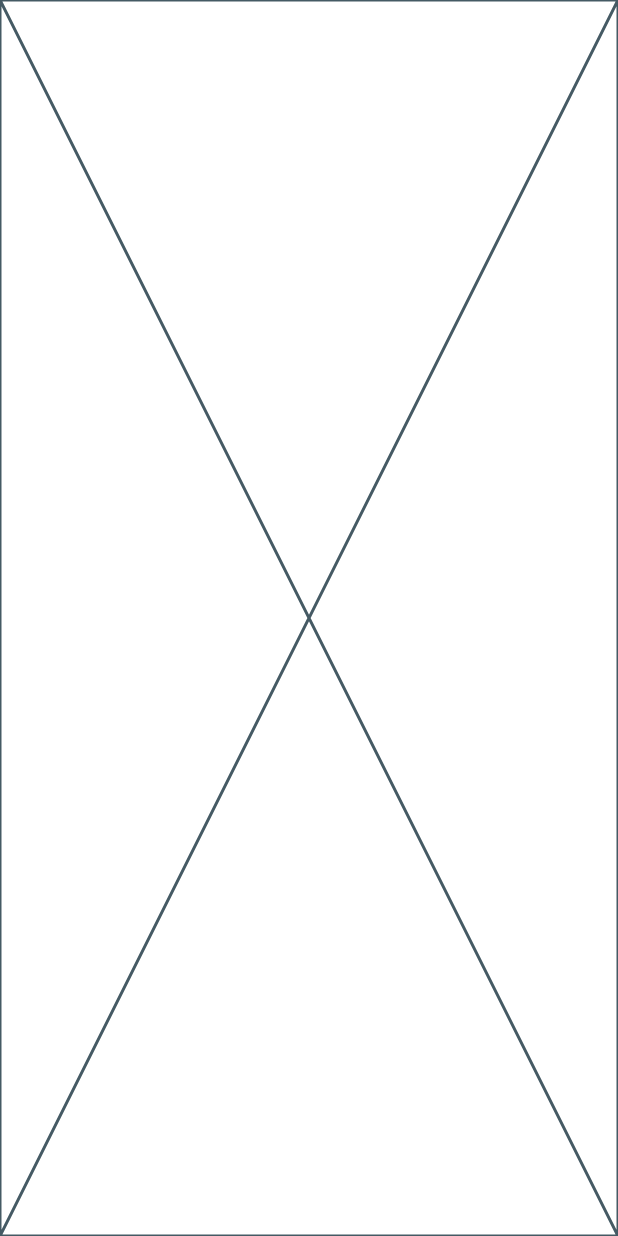
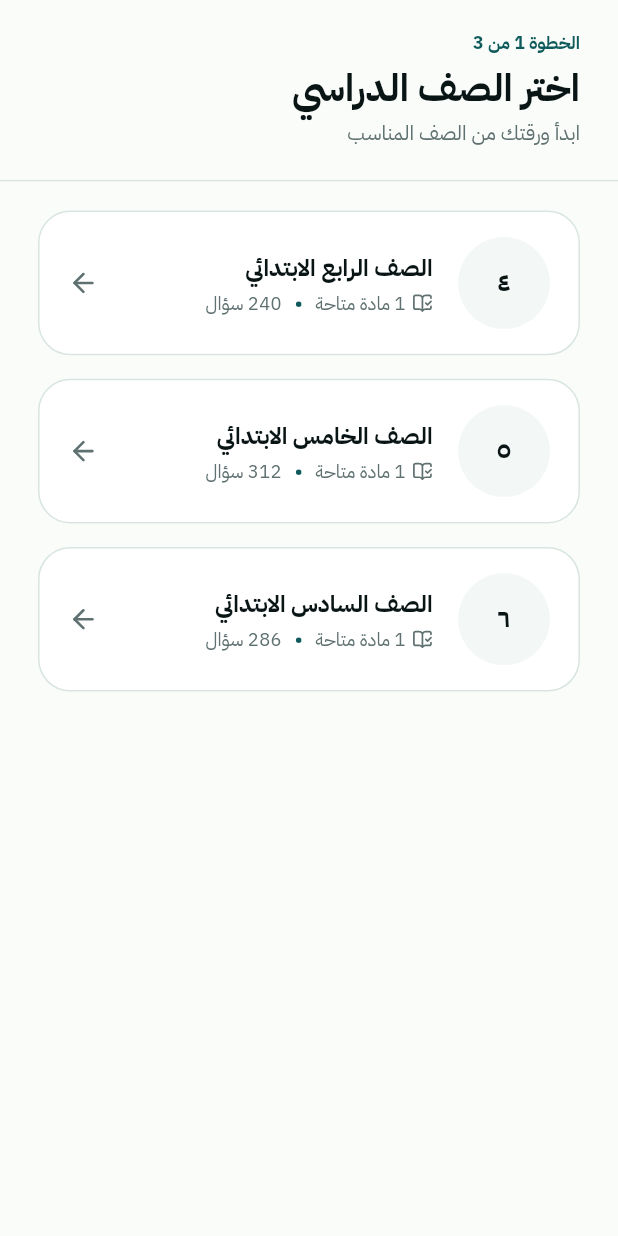
Before and after one commit to Marwan28/waraqty, a Flutter app: the screen it shows after launch, after a tap on "تخطي", on a phone screen of 412 x 824 dp. Run offline on Flutter 3.47's test engine with Material 3 defaults, Android fonts, the light colour scheme and no system bars; our stand-ins replace bloc, equatable, flutter_bloc, flutter_screenutil, go_router, lucide_icons_flutter and 2 more.

Commit message:
implement grade selection screen and widgets

```diff
--- a/lib/core/constants/app_strings.dart
+++ b/lib/core/constants/app_strings.dart
@@ -21,10 +21,9 @@ class AppStrings {
 }
 
 class GradeSelectionStrings {
-  static const String step1Of3 = 'الخطوة ١ من ٣';
-  static const String selectGradeTitle = 'اختار الصف الدراسي';
-  static const String selectGradeSubtitle =
-      'حدد الصف اللي هتجهز له الملزمة أو الامتحان';
+  static const String step1Of3 = 'الخطوة 1 من 3';
+  static const String selectGradeTitle = 'اختر الصف الدراسي';
+  static const String selectGradeSubtitle = 'ابدأ ورقتك من الصف المناسب';
   static const String gradeFourTitle = 'الصف الرابع الابتدائي';
   static const String gradeFiveTitle = 'الصف الخامس الابتدائي';
   static const String gradeSixTitle = 'الصف السادس الابتدائي';
--- a/lib/features/paper_setup/presentation/cubit/paper_setup_cubit.dart
+++ b/lib/features/paper_setup/presentation/cubit/paper_setup_cubit.dart
@@ -16,7 +16,7 @@ class PaperSetupCubit extends Cubit<PaperSetupState> {
       title: GradeSelectionStrings.gradeFourTitle,
       subtitle: GradeSelectionStrings.socialStudiesOnly,
       gradeLevel: GradeSelectionStrings.gradeFourNumber,
-      questionsCount: 200,
+      questionsCount: 240,
       subjectsCount: 1,
     ),
     GradeEntity(
@@ -24,7 +24,7 @@ class PaperSetupCubit extends Cubit<PaperSetupState> {
       title: GradeSelectionStrings.gradeFiveTitle,
       subtitle: GradeSelectionStrings.socialStudiesOnly,
       gradeLevel: GradeSelectionStrings.gradeFiveNumber,
-      questionsCount: 200,
+      questionsCount: 312,
       subjectsCount: 1,
     ),
     GradeEntity(
@@ -32,7 +32,7 @@ class PaperSetupCubit extends Cubit<PaperSetupState> {
       title: GradeSelectionStrings.gradeSixTitle,
       subtitle: GradeSelectionStrings.socialStudiesOnly,
       gradeLevel: GradeSelectionStrings.gradeSixNumber,
-      questionsCount: 200,
+      questionsCount: 286,
       subjectsCount: 1,
     ),
   ];
--- a/lib/features/paper_setup/presentation/screens/grade_selection_screen.dart
+++ b/lib/features/paper_setup/presentation/screens/grade_selection_screen.dart
@@ -1,10 +1,75 @@
 import 'package:flutter/material.dart';
+import 'package:flutter_bloc/flutter_bloc.dart';
+import 'package:flutter_screenutil/flutter_screenutil.dart';
+import 'package:go_router/go_router.dart';
+import 'package:waraqty/core/constants/app_routes.dart';
+import 'package:waraqty/core/constants/app_strings.dart';
+import 'package:waraqty/core/theme/app_colors.dart';
+import 'package:waraqty/core/theme/app_spacing.dart';
+import 'package:waraqty/features/paper_setup/domain/entities/grade_entity.dart';
+import 'package:waraqty/features/paper_setup/presentation/cubit/paper_setup_cubit.dart';
+import 'package:waraqty/features/paper_setup/presentation/widgets/grade_card.dart';
+import 'package:waraqty/features/paper_setup/presentation/widgets/paper_setup_header.dart';
 
 class GradeSelectionScreen extends StatelessWidget {
   const GradeSelectionScreen({super.key});
 
   @override
   Widget build(BuildContext context) {
-    return const Placeholder();
+    return Scaffold(
+      backgroundColor: const Color(AppColors.background),
+      body: SafeArea(
+        child: BlocBuilder<PaperSetupCubit, PaperSetupState>(
+          builder: (context, state) {
+            final cubit = context.read<PaperSetupCubit>();
+
+            return Column(
+              crossAxisAlignment: CrossAxisAlignment.stretch,
+              children: [
+                const PaperSetupHeader(
+                  step: GradeSelectionStrings.step1Of3,
+                  title: GradeSelectionStrings.selectGradeTitle,
+                  subtitle: GradeSelectionStrings.selectGradeSubtitle,
+                ),
+                Divider(
+                  height: 1.h,
+                  thickness: 1.h,
+                  color: const Color(AppColors.border),
+                ),
+                Expanded(
+                  child: Padding(
+                    padding: EdgeInsets.symmetric(
+                      horizontal: AppSpacing.screenHorizontalPadding.w,
+                      vertical: AppSpacing.xl.h,
+                    ),
+                    child: ListView.separated(
+                      itemCount: cubit.grades.length,
+                      physics: const BouncingScrollPhysics(),
+                      itemBuilder: (context, index) {
+                        final grade = cubit.grades[index];
+                        final isSelected = state.selectedGrade?.id == grade.id;
+
+                        return GradeCard(
+                          grade: grade,
+                          isSelected: isSelected,
+                          onTap: () => _selectGrade(context, grade),
+                        );
+                      },
+                      separatorBuilder: (context, index) =>
+                          SizedBox(height: AppSpacing.lg.h),
+                    ),
+                  ),
+                ),
+              ],
+            );
+          },
+        ),
+      ),
+    );
+  }
+
+  void _selectGrade(BuildContext context, GradeEntity grade) {
+    context.read<PaperSetupCubit>().selectGrade(grade);
+    context.push(AppRoutes.subjectSelection);
   }
 }
--- a/lib/features/paper_setup/presentation/widgets/grade_card.dart
+++ b/lib/features/paper_setup/presentation/widgets/grade_card.dart
@@ -0,0 +1,176 @@
+import 'package:flutter/material.dart';
+import 'package:flutter_screenutil/flutter_screenutil.dart';
+import 'package:lucide_icons_flutter/lucide_icons.dart';
+import 'package:waraqty/core/constants/app_strings.dart';
+import 'package:waraqty/core/theme/app_colors.dart';
+import 'package:waraqty/core/theme/app_spacing.dart';
+import 'package:waraqty/core/theme/app_text_styles.dart';
+import 'package:waraqty/features/paper_setup/domain/entities/grade_entity.dart';
+
+class GradeCard extends StatelessWidget {
+  const GradeCard({
+    super.key,
+    required this.grade,
+    required this.isSelected,
+    required this.onTap,
+  });
+
+  final GradeEntity grade;
+  final bool isSelected;
+  final VoidCallback onTap;
+
+  @override
+  Widget build(BuildContext context) {
+    final cardColor = isSelected
+        ? const Color(AppColors.primarySoft)
+        : const Color(AppColors.surface);
+    final borderColor = isSelected
+        ? const Color(AppColors.primary)
+        : const Color(AppColors.border);
+    final numberBackgroundColor = isSelected
+        ? const Color(AppColors.primary)
+        : const Color(AppColors.surfaceSoft);
+    final numberForegroundColor = isSelected
+        ? const Color(AppColors.white)
+        : const Color(AppColors.textPrimary);
+
+    return AnimatedContainer(
+      duration: const Duration(milliseconds: 180),
+      curve: Curves.easeOut,
+      decoration: BoxDecoration(
+        color: cardColor,
+        borderRadius: BorderRadius.circular(22.r),
+        border: Border.all(color: borderColor, width: isSelected ? 1.4 : 1),
+      ),
+      child: Material(
+        color: Colors.transparent,
+        child: InkWell(
+          onTap: onTap,
+          borderRadius: BorderRadius.circular(22.r),
+          child: Padding(
+            padding: EdgeInsets.symmetric(horizontal: 18.w, vertical: 17.h),
+            child: Row(
+              children: [
+                _GradeNumberBadge(
+                  number: grade.gradeLevel,
+                  backgroundColor: numberBackgroundColor,
+                  foregroundColor: numberForegroundColor,
+                ),
+                SizedBox(width: AppSpacing.lg.w),
+                Expanded(
+                  child: Column(
+                    mainAxisAlignment: MainAxisAlignment.center,
+                    crossAxisAlignment: CrossAxisAlignment.start,
+                    children: [
+                      Text(
+                        grade.title,
+                        maxLines: 1,
+                        overflow: TextOverflow.ellipsis,
+                        style: AppTextStyles.titleMedium.copyWith(
+                          color: const Color(AppColors.textPrimary),
+                          fontSize: 16.sp,
+                        ),
+                      ),
+                      SizedBox(height: 4.h),
+                      _GradeMetaText(grade: grade),
+                    ],
+                  ),
+                ),
+                SizedBox(width: AppSpacing.md.w),
+                Icon(
+                  LucideIcons.arrowLeft,
+                  color: const Color(AppColors.textSecondary),
+                  size: 21.sp,
+                ),
+              ],
+            ),
+          ),
+        ),
+      ),
+    );
+  }
+}
+
+class _GradeMetaText extends StatelessWidget {
+  const _GradeMetaText({required this.grade});
+
+  final GradeEntity grade;
+
+  @override
+  Widget build(BuildContext context) {
+    final style = AppTextStyles.bodySmall.copyWith(
+      color: const Color(AppColors.textSecondary),
+      fontSize: 12.5.sp,
+      fontWeight: FontWeight.w400,
+      height: 1.4,
+    );
+
+    return Row(
+      children: [
+        Icon(
+          LucideIcons.bookOpenCheck,
+          size: 14.sp,
+          color: const Color(AppColors.textSecondary),
+        ),
+        SizedBox(width: 4.w),
+        Flexible(
+          child: Text(
+            '${grade.subjectsCount} ${GradeSelectionStrings.availableSubject}',
+            maxLines: 1,
+            overflow: TextOverflow.ellipsis,
+            style: style,
+          ),
+        ),
+        Padding(
+          padding: EdgeInsets.symmetric(horizontal: 8.w),
+          child: Text(
+            '•',
+            style: style.copyWith(
+              color: const Color(AppColors.primary),
+              fontWeight: FontWeight.w700,
+            ),
+          ),
+        ),
+        Flexible(
+          child: Text(
+            '${grade.questionsCount} ${GradeSelectionStrings.questions}',
+            maxLines: 1,
+            overflow: TextOverflow.ellipsis,
+            style: style,
+          ),
+        ),
+      ],
+    );
+  }
+}
+
+class _GradeNumberBadge extends StatelessWidget {
+  const _GradeNumberBadge({
+    required this.number,
+    required this.backgroundColor,
+    required this.foregroundColor,
+  });
+
+  final String number;
+  final Color backgroundColor;
+  final Color foregroundColor;
+
+  @override
+  Widget build(BuildContext context) {
+    return Container(
+      width: 58.w,
+      height: 58.w,
+      decoration: BoxDecoration(color: backgroundColor, shape: BoxShape.circle),
+      alignment: Alignment.center,
+      child: Text(
+        number,
+        style: AppTextStyles.titleMedium.copyWith(
+          color: foregroundColor,
+          fontSize: 17.sp,
+          fontWeight: FontWeight.w700,
+          height: 1,
+        ),
+      ),
+    );
+  }
+}
--- /dev/null
+++ b/lib/features/paper_setup/presentation/widgets/paper_setup_header.dart
@@ -0,0 +1,94 @@
+import 'package:flutter/material.dart';
+import 'package:flutter_screenutil/flutter_screenutil.dart';
+import 'package:lucide_icons_flutter/lucide_icons.dart';
+import 'package:waraqty/core/theme/app_colors.dart';
+import 'package:waraqty/core/theme/app_spacing.dart';
+import 'package:waraqty/core/theme/app_text_styles.dart';
+
+class PaperSetupHeader extends StatelessWidget {
+  const PaperSetupHeader({
+    super.key,
+    required this.step,
+    required this.title,
+    required this.subtitle,
+    this.onBackPressed,
+  });
+
+  final String step;
+  final String title;
+  final String subtitle;
+  final VoidCallback? onBackPressed;
+
+  @override
+  Widget build(BuildContext context) {
+    return Padding(
+      padding: EdgeInsets.fromLTRB(
+        AppSpacing.screenHorizontalPadding.w,
+        AppSpacing.xl.h,
+        AppSpacing.screenHorizontalPadding.w,
+        AppSpacing.xl.h,
+      ),
+      child: Row(
+        crossAxisAlignment: CrossAxisAlignment.start,
+        children: [
+          Expanded(
+            child: Column(
+              crossAxisAlignment: CrossAxisAlignment.start,
+              children: [
+                Text(
+                  step,
+                  textAlign: TextAlign.start,
+                  style: AppTextStyles.bodySmall.copyWith(
+                    color: const Color(AppColors.primary),
+                    fontWeight: FontWeight.w700,
+                  ),
+                ),
+                SizedBox(height: AppSpacing.xs.h),
+                Text(
+                  title,
+                  textAlign: TextAlign.start,
+                  style: AppTextStyles.titleLarge.copyWith(fontSize: 26.sp),
+                ),
+                SizedBox(height: 2.h),
+                Text(
+                  subtitle,
+                  textAlign: TextAlign.start,
+                  style: AppTextStyles.bodyMedium,
+                ),
+              ],
+            ),
+          ),
+          if (onBackPressed != null) ...[
+            SizedBox(width: AppSpacing.lg.w),
+            _PaperSetupBackButton(onPressed: onBackPressed!),
+          ],
+        ],
+      ),
+    );
+  }
+}
+
+class _PaperSetupBackButton extends StatelessWidget {
+  const _PaperSetupBackButton({required this.onPressed});
+
+  final VoidCallback onPressed;
+
+  @override
+  Widget build(BuildContext context) {
+    return SizedBox(
+      width: 52.w,
+      height: 52.w,
+      child: OutlinedButton(
+        onPressed: onPressed,
+        style: OutlinedButton.styleFrom(
+          padding: EdgeInsets.zero,
+          shape: const CircleBorder(),
+          side: const BorderSide(color: Color(AppColors.border)),
+          foregroundColor: const Color(AppColors.textPrimary),
+          backgroundColor: const Color(AppColors.surface),
+        ),
+        child: Icon(LucideIcons.chevronLeft, size: 22.sp),
+      ),
+    );
+  }
+}
```
